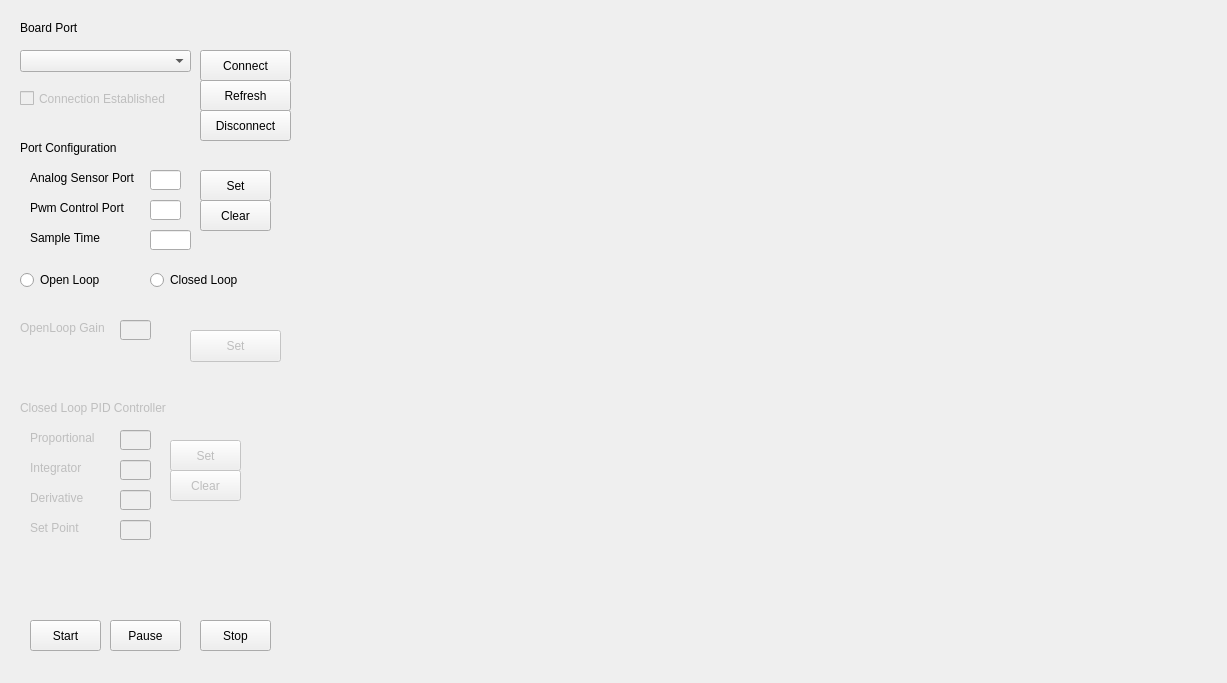
Before: the Qt Designer form GUI_en.ui in luizborgess/controlador-digital-firmata, drawn with Qt 5.
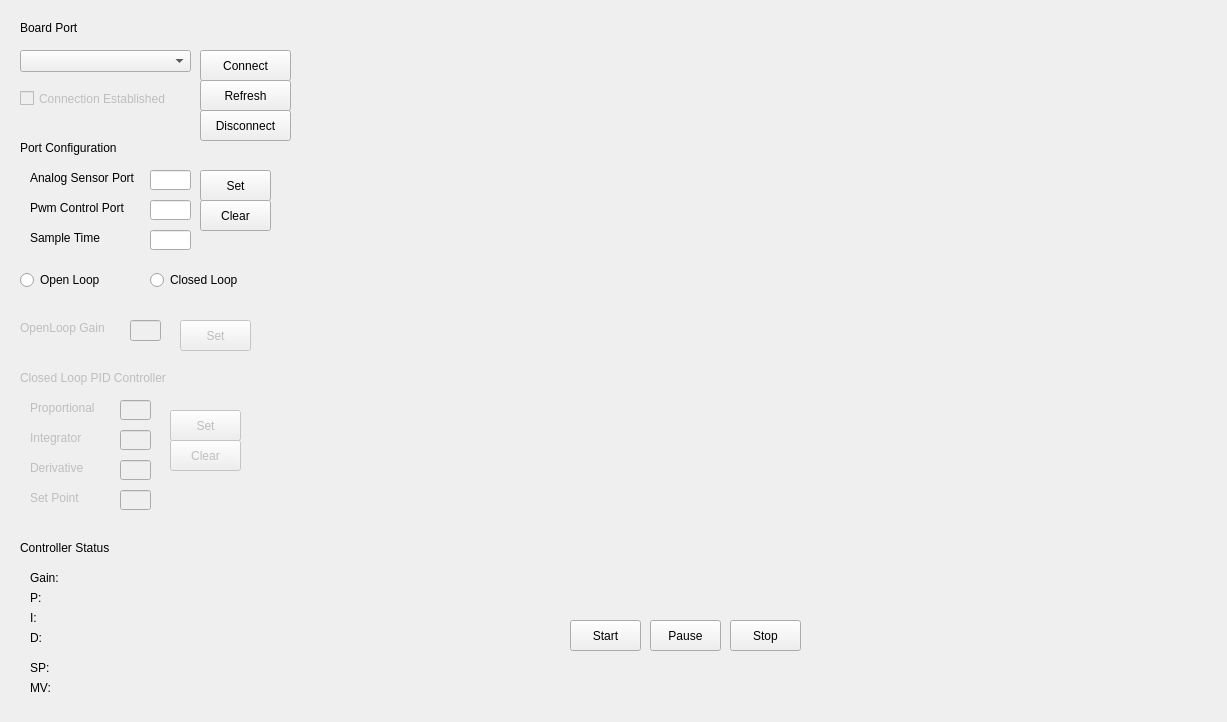
After: the same form once the commit is applied. Custom widgets are drawn as their Qt base class.

Commit message:
Added graph and controller status
--Updated GUI
--Added graph and controller status

What changed in the file:
```diff
--- a/GUI_en.ui
+++ b/GUI_en.ui
@@ -7,7 +7,7 @@
     <x>0</x>
     <y>0</y>
     <width>1227</width>
-    <height>683</height>
+    <height>722</height>
    </rect>
   </property>
   <property name="windowTitle">
@@ -103,7 +103,7 @@
      <rect>
       <x>150</x>
       <y>170</y>
-      <width>31</width>
+      <width>41</width>
       <height>20</height>
      </rect>
     </property>
@@ -126,7 +126,7 @@
      <rect>
       <x>150</x>
       <y>200</y>
-      <width>31</width>
+      <width>41</width>
       <height>20</height>
      </rect>
     </property>
@@ -151,7 +151,7 @@
     <property name="geometry">
      <rect>
       <x>20</x>
-      <y>400</y>
+      <y>370</y>
       <width>181</width>
       <height>16</height>
      </rect>
@@ -167,7 +167,7 @@
     <property name="geometry">
      <rect>
       <x>30</x>
-      <y>430</y>
+      <y>400</y>
       <width>81</width>
       <height>16</height>
      </rect>
@@ -183,7 +183,7 @@
     <property name="geometry">
      <rect>
       <x>120</x>
-      <y>430</y>
+      <y>400</y>
       <width>31</width>
       <height>20</height>
      </rect>
@@ -196,7 +196,7 @@
     <property name="geometry">
      <rect>
       <x>30</x>
-      <y>490</y>
+      <y>460</y>
       <width>61</width>
       <height>16</height>
      </rect>
@@ -212,7 +212,7 @@
     <property name="geometry">
      <rect>
       <x>120</x>
-      <y>490</y>
+      <y>460</y>
       <width>31</width>
       <height>20</height>
      </rect>
@@ -225,7 +225,7 @@
     <property name="geometry">
      <rect>
       <x>30</x>
-      <y>460</y>
+      <y>430</y>
       <width>61</width>
       <height>16</height>
      </rect>
@@ -241,7 +241,7 @@
     <property name="geometry">
      <rect>
       <x>120</x>
-      <y>460</y>
+      <y>430</y>
       <width>31</width>
       <height>20</height>
      </rect>
@@ -276,7 +276,7 @@
    <widget class="QPushButton" name="start">
     <property name="geometry">
      <rect>
-      <x>30</x>
+      <x>570</x>
       <y>620</y>
       <width>71</width>
       <height>31</height>
@@ -380,10 +380,10 @@
     </property>
     <property name="geometry">
      <rect>
-      <x>120</x>
+      <x>130</x>
       <y>320</y>
       <width>31</width>
-      <height>20</height>
+      <height>21</height>
      </rect>
     </property>
    </widget>
@@ -394,7 +394,7 @@
     <property name="geometry">
      <rect>
       <x>170</x>
-      <y>440</y>
+      <y>410</y>
       <width>71</width>
       <height>31</height>
      </rect>
@@ -410,7 +410,7 @@
     <property name="geometry">
      <rect>
       <x>170</x>
-      <y>470</y>
+      <y>440</y>
       <width>71</width>
       <height>31</height>
      </rect>
@@ -422,7 +422,7 @@
    <widget class="QPushButton" name="stop">
     <property name="geometry">
      <rect>
-      <x>200</x>
+      <x>730</x>
       <y>620</y>
       <width>71</width>
       <height>31</height>
@@ -435,7 +435,7 @@
    <widget class="QPushButton" name="pause">
     <property name="geometry">
      <rect>
-      <x>110</x>
+      <x>650</x>
       <y>620</y>
       <width>71</width>
       <height>31</height>
@@ -451,10 +451,10 @@
     </property>
     <property name="geometry">
      <rect>
-      <x>190</x>
-      <y>330</y>
-      <width>91</width>
-      <height>32</height>
+      <x>180</x>
+      <y>320</y>
+      <width>71</width>
+      <height>31</height>
      </rect>
     </property>
     <property name="text">
@@ -468,7 +468,7 @@
     <property name="geometry">
      <rect>
       <x>120</x>
-      <y>520</y>
+      <y>490</y>
       <width>31</width>
       <height>20</height>
      </rect>
@@ -481,7 +481,7 @@
     <property name="geometry">
      <rect>
       <x>30</x>
-      <y>520</y>
+      <y>490</y>
       <width>61</width>
       <height>16</height>
      </rect>
@@ -490,6 +490,97 @@
      <string>Set Point</string>
     </property>
    </widget>
+   <widget class="QLabel" name="label_12">
+    <property name="geometry">
+     <rect>
+      <x>20</x>
+      <y>540</y>
+      <width>121</width>
+      <height>16</height>
+     </rect>
+    </property>
+    <property name="text">
+     <string>Controller Status</string>
+    </property>
+   </widget>
+   <widget class="QLabel" name="label_13">
+    <property name="geometry">
+     <rect>
+      <x>30</x>
+      <y>570</y>
+      <width>171</width>
+      <height>16</height>
+     </rect>
+    </property>
+    <property name="text">
+     <string>Gain:</string>
+    </property>
+   </widget>
+   <widget class="QLabel" name="label_14">
+    <property name="geometry">
+     <rect>
+      <x>30</x>
+      <y>590</y>
+      <width>171</width>
+      <height>16</height>
+     </rect>
+    </property>
+    <property name="text">
+     <string>P:</string>
+    </property>
+   </widget>
+   <widget class="QLabel" name="label_15">
+    <property name="geometry">
+     <rect>
+      <x>30</x>
+      <y>610</y>
+      <width>171</width>
+      <height>16</height>
+     </rect>
+    </property>
+    <property name="text">
+     <string>I:</string>
+    </property>
+   </widget>
+   <widget class="QLabel" name="label_16">
+    <property name="geometry">
+     <rect>
+      <x>30</x>
+      <y>630</y>
+      <width>171</width>
+      <height>16</height>
+     </rect>
+    </property>
+    <property name="text">
+     <string>D:</string>
+    </property>
+   </widget>
+   <widget class="QLabel" name="label_17">
+    <property name="geometry">
+     <rect>
+      <x>30</x>
+      <y>660</y>
+      <width>171</width>
+      <height>16</height>
+     </rect>
+    </property>
+    <property name="text">
+     <string>SP:</string>
+    </property>
+   </widget>
+   <widget class="QLabel" name="label_18">
+    <property name="geometry">
+     <rect>
+      <x>30</x>
+      <y>680</y>
+      <width>171</width>
+      <height>16</height>
+     </rect>
+    </property>
+    <property name="text">
+     <string>MV:</string>
+    </property>
+   </widget>
   </widget>
  </widget>
  <customwidgets>
```
The commit also changes 6 other files.
